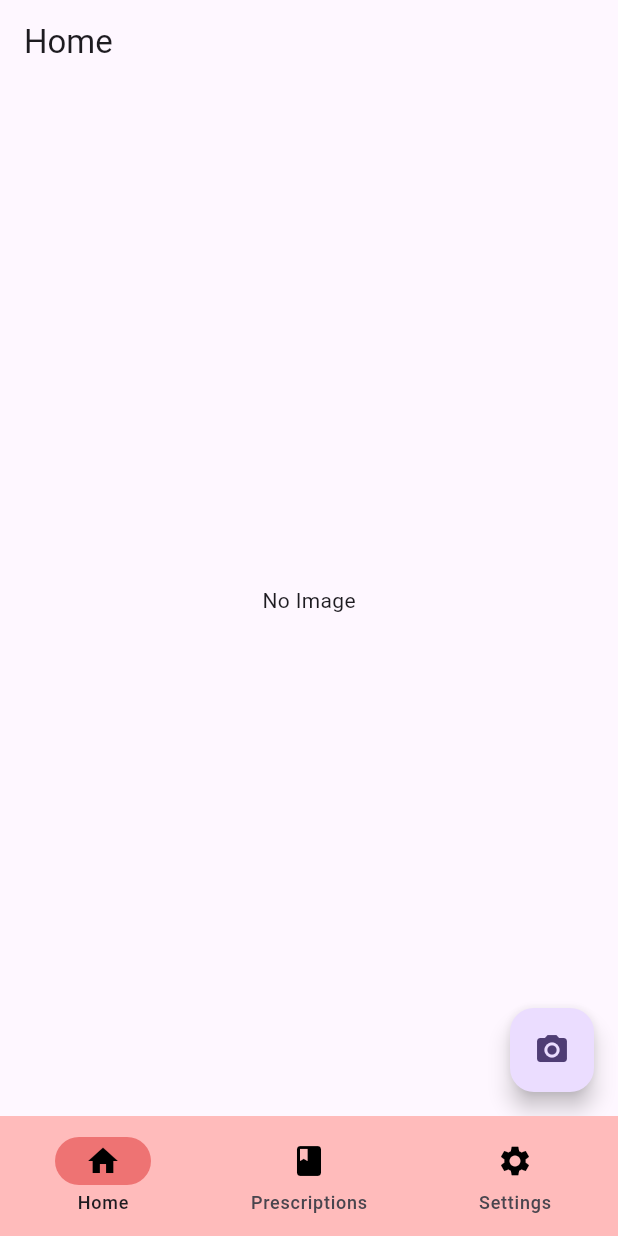
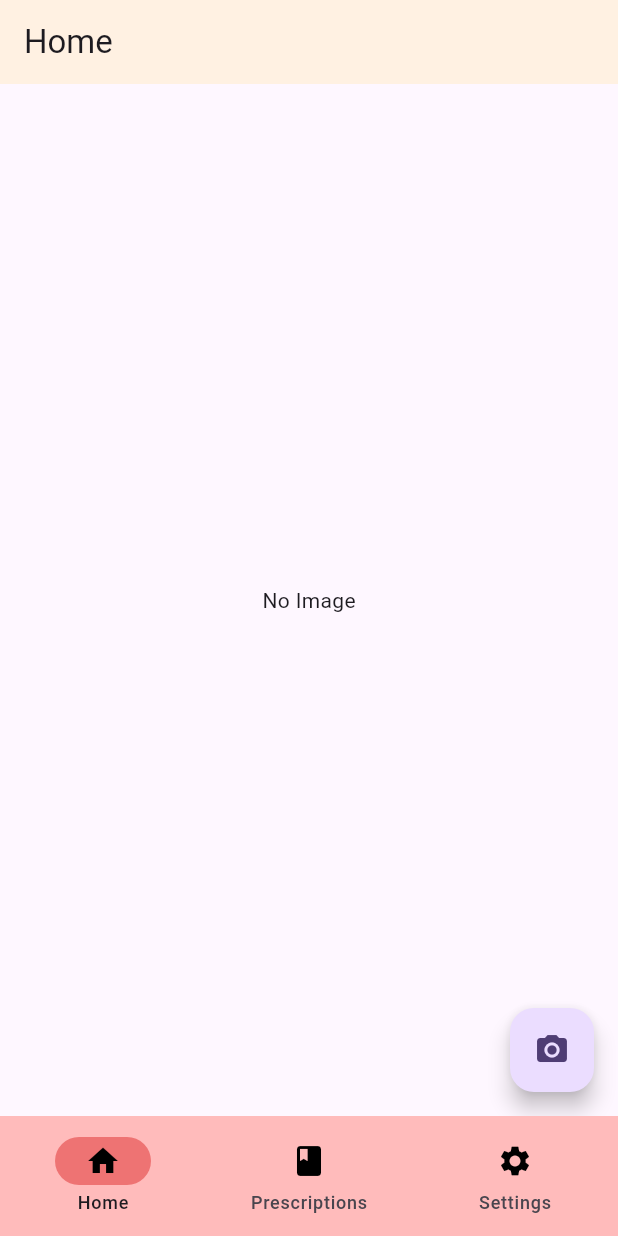
Before and after one commit to bhan-trinh/pill-reminder, a Flutter app: the screen it shows after launch, on a phone screen of 412 x 824 dp. Run offline on Flutter 3.47's test engine with Material 3 defaults, Android fonts, the phone set to English and light mode, and no system bars; our stand-ins replace get, image_picker.

Commit message:
Change Home colors to match design

```diff
--- a/frontend/lib/home.dart
+++ b/frontend/lib/home.dart
@@ -1,6 +1,7 @@
 import 'package:flutter/material.dart';
 import 'package:image_picker/image_picker.dart';
 import 'dart:io';
+import 'Themes/AppColors.dart';
 
 class HomePage extends StatefulWidget {
   const HomePage({super.key});
@@ -28,6 +29,7 @@ class _HomePageState extends State<HomePage> {
     return Scaffold(
       appBar: AppBar(
         title: const Text("Home"),
+        backgroundColor: AppColors.primaryBackground,
       ),
       body: Center(
         child: _image == null? Text("No Image") : Image.file(_image!)
```
